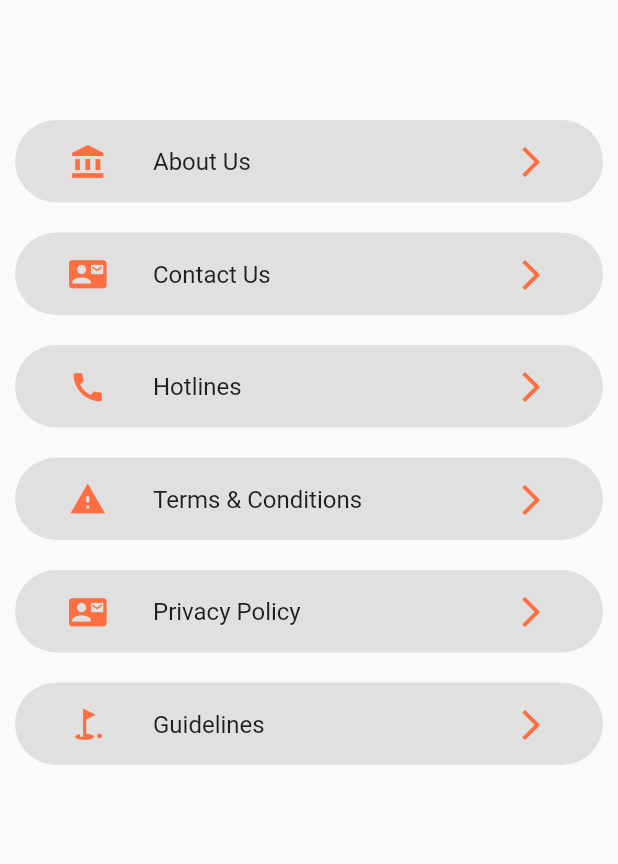
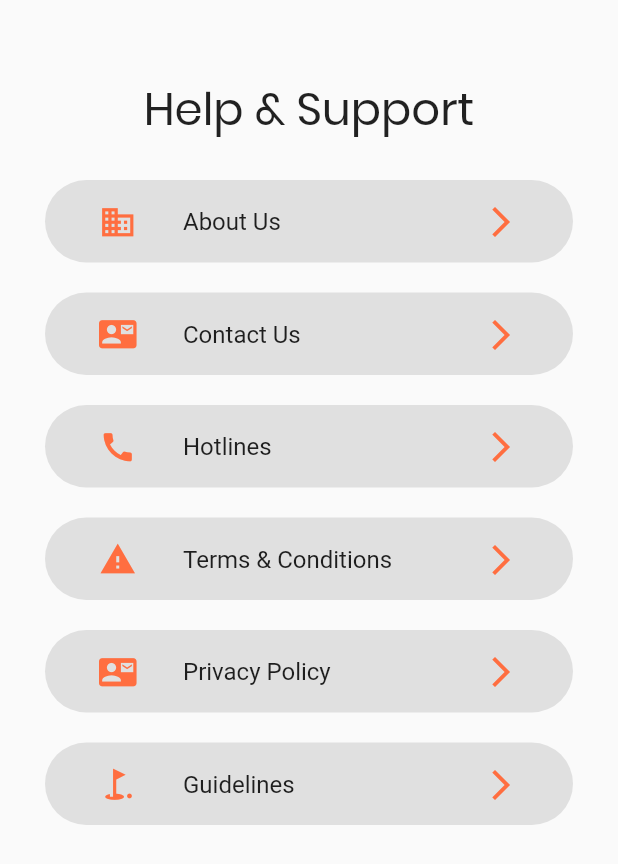
Before and after one commit to shehanp12/BoardingHub-frontend, a Flutter app: the MenudrawerPage screen opened directly, on a phone screen of 412 x 824 dp. Shown: the top 864 px of the screen. Run offline on Flutter 3.47's test engine with Material 2 defaults, Android fonts, the phone set to English and light mode, and no system bars; our stand-ins replace animated_text_kit, cached_network_image, dio, firebase_core, firebase_storage, fluttertoast and 7 more; accounts and stored records are empty; network calls fail.

Commit message:
final ui

```diff
--- a/lib/main.dart
+++ b/lib/main.dart
@@ -86,7 +86,7 @@ class _MyAppState extends State<MyApp> {
               //home: AdsScreen(),
 
 
-              home: SplashScreen(),
+              home: HomePage(),
 
               routes: <String, WidgetBuilder>{
                 '/signup': (BuildContext context) => SignUpPage(),
--- a/lib/screens/hamburger/Hambueger.dart
+++ b/lib/screens/hamburger/Hambueger.dart
@@ -24,13 +24,23 @@ class MenudrawerPage extends StatelessWidget {
 
       body: Center(
         child: ListView(
-          padding: EdgeInsets.zero,
+          padding: EdgeInsets.all(20),
           children: <Widget>[
             SizedBox(
-              height: 80,
+              height: 30,
+            ),
+            Container(
+              height: 50,
+              child: Text(getTranslated(context, 'Help_&_Support'),
+              textAlign: TextAlign.center,
+                  style: TextStyle(fontSize: 30, fontFamily: "Poppins"),),
+            ),
+            SizedBox(
+              height: 20,
             ),
             Container(
               height: 55,
+               width: MediaQuery.of(context).size.width / 2,
               margin: EdgeInsets.symmetric(
                 horizontal: 10,
               ).copyWith(
@@ -45,7 +55,7 @@ class MenudrawerPage extends StatelessWidget {
               ),
               child: ListTile(
                 leading: Icon(
-                  Icons.account_balance,
+                  Icons.business_outlined,
                   color: Colors.deepOrangeAccent,
                   size: 25.0,
                 ),
@@ -53,7 +63,7 @@ class MenudrawerPage extends StatelessWidget {
                   'About_Us'),
                 ),
                 trailing: Icon(
-                  Icons.arrow_forward_ios,
+                  Icons.arrow_forward_ios_outlined,
                   color: Colors.deepOrangeAccent,
                 ),
                 onTap: () {
```
Also changed, not shown: lib/screens/AdsListView.dart (+9 -9 lines), lib/screens/ProfilePage.dart (+23 -11 lines).
